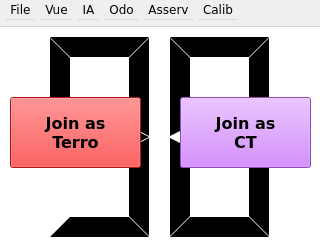
Old version of the form mainwindow.ui in the repository 7Robot/minigui.
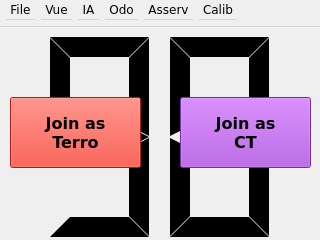
New version of the form. Icons and pictures are not drawn.

Commit message: Couleur, python, son.

```diff
--- a/mainwindow.ui
+++ b/mainwindow.ui
@@ -112,43 +112,6 @@
       <height>213</height>
      </rect>
     </property>
-    <property name="palette">
-     <palette>
-      <active>
-       <colorrole role="Window">
-        <brush brushstyle="SolidPattern">
-         <color alpha="255">
-          <red>255</red>
-          <green>255</green>
-          <blue>255</blue>
-         </color>
-        </brush>
-       </colorrole>
-      </active>
-      <inactive>
-       <colorrole role="Window">
-        <brush brushstyle="SolidPattern">
-         <color alpha="255">
-          <red>255</red>
-          <green>255</green>
-          <blue>255</blue>
-         </color>
-        </brush>
-       </colorrole>
-      </inactive>
-      <disabled>
-       <colorrole role="Window">
-        <brush brushstyle="SolidPattern">
-         <color alpha="255">
-          <red>255</red>
-          <green>255</green>
-          <blue>255</blue>
-         </color>
-        </brush>
-       </colorrole>
-      </disabled>
-     </palette>
-    </property>
     <property name="autoFillBackground">
      <bool>true</bool>
     </property>
@@ -204,9 +167,9 @@
         <colorrole role="Button">
          <brush brushstyle="SolidPattern">
           <color alpha="255">
-           <red>243</red>
-           <green>32</green>
-           <blue>32</blue>
+           <red>235</red>
+           <green>43</green>
+           <blue>29</blue>
           </color>
          </brush>
         </colorrole>
@@ -214,35 +177,35 @@
          <brush brushstyle="SolidPattern">
           <color alpha="255">
            <red>255</red>
-           <green>143</green>
-           <blue>143</blue>
+           <green>138</green>
+           <blue>129</blue>
           </color>
          </brush>
         </colorrole>
         <colorrole role="Midlight">
          <brush brushstyle="SolidPattern">
           <color alpha="255">
-           <red>249</red>
-           <green>87</green>
-           <blue>87</blue>
+           <red>245</red>
+           <green>90</green>
+           <blue>79</blue>
           </color>
          </brush>
         </colorrole>
         <colorrole role="Dark">
          <brush brushstyle="SolidPattern">
           <color alpha="255">
-           <red>121</red>
-           <green>16</green>
-           <blue>16</blue>
-          </color>
-         </brush>
-        </colorrole>
-        <colorrole role="Mid">
-         <brush brushstyle="SolidPattern">
-          <color alpha="255">
-           <red>162</red>
+           <red>117</red>
            <green>21</green>
-           <blue>21</blue>
+           <blue>14</blue>
+          </color>
+         </brush>
+        </colorrole>
+        <colorrole role="Mid">
+         <brush brushstyle="SolidPattern">
+          <color alpha="255">
+           <red>157</red>
+           <green>28</green>
+           <blue>19</blue>
           </color>
          </brush>
         </colorrole>
@@ -285,9 +248,9 @@
         <colorrole role="Window">
          <brush brushstyle="SolidPattern">
           <color alpha="255">
-           <red>243</red>
-           <green>32</green>
-           <blue>32</blue>
+           <red>235</red>
+           <green>43</green>
+           <blue>29</blue>
           </color>
          </brush>
         </colorrole>
@@ -303,9 +266,9 @@
         <colorrole role="AlternateBase">
          <brush brushstyle="SolidPattern">
           <color alpha="255">
-           <red>249</red>
-           <green>143</green>
-           <blue>143</blue>
+           <red>245</red>
+           <green>149</green>
+           <blue>142</blue>
           </color>
          </brush>
         </colorrole>
@@ -341,9 +304,9 @@
         <colorrole role="Button">
          <brush brushstyle="SolidPattern">
           <color alpha="255">
-           <red>243</red>
-           <green>32</green>
-           <blue>32</blue>
+           <red>235</red>
+           <green>43</green>
+           <blue>29</blue>
           </color>
          </brush>
         </colorrole>
@@ -351,35 +314,35 @@
          <brush brushstyle="SolidPattern">
           <color alpha="255">
            <red>255</red>
-           <green>143</green>
-           <blue>143</blue>
+           <green>138</green>
+           <blue>129</blue>
           </color>
          </brush>
         </colorrole>
         <colorrole role="Midlight">
          <brush brushstyle="SolidPattern">
           <color alpha="255">
-           <red>249</red>
-           <green>87</green>
-           <blue>87</blue>
+           <red>245</red>
+           <green>90</green>
+           <blue>79</blue>
           </color>
          </brush>
         </colorrole>
         <colorrole role="Dark">
          <brush brushstyle="SolidPattern">
           <color alpha="255">
-           <red>121</red>
-           <green>16</green>
-           <blue>16</blue>
-          </color>
-         </brush>
-        </colorrole>
-        <colorrole role="Mid">
-         <brush brushstyle="SolidPattern">
-          <color alpha="255">
-           <red>162</red>
+           <red>117</red>
            <green>21</green>
-           <blue>21</blue>
+           <blue>14</blue>
+          </color>
+         </brush>
+        </colorrole>
+        <colorrole role="Mid">
+         <brush brushstyle="SolidPattern">
+          <color alpha="255">
+           <red>157</red>
+           <green>28</green>
+           <blue>19</blue>
           </color>
          </brush>
         </colorrole>
@@ -422,9 +385,9 @@
         <colorrole role="Window">
          <brush brushstyle="SolidPattern">
           <color alpha="255">
-           <red>243</red>
-           <green>32</green>
-           <blue>32</blue>
+           <red>235</red>
+           <green>43</green>
+           <blue>29</blue>
           </color>
          </brush>
         </colorrole>
@@ -440,9 +403,9 @@
         <colorrole role="AlternateBase">
          <brush brushstyle="SolidPattern">
           <color alpha="255">
-           <red>249</red>
-           <green>143</green>
-           <blue>143</blue>
+           <red>245</red>
+           <green>149</green>
+           <blue>142</blue>
           </color>
          </brush>
         </colorrole>
@@ -469,18 +432,18 @@
         <colorrole role="WindowText">
          <brush brushstyle="SolidPattern">
           <color alpha="255">
-           <red>121</red>
-           <green>16</green>
-           <blue>16</blue>
+           <red>117</red>
+           <green>21</green>
+           <blue>14</blue>
           </color>
          </brush>
         </colorrole>
         <colorrole role="Button">
          <brush brushstyle="SolidPattern">
           <color alpha="255">
-           <red>243</red>
-           <green>32</green>
-           <blue>32</blue>
+           <red>235</red>
+           <green>43</green>
+           <blue>29</blue>
           </color>
          </brush>
         </colorrole>
@@ -488,44 +451,44 @@
          <brush brushstyle="SolidPattern">
           <color alpha="255">
            <red>255</red>
-           <green>143</green>
-           <blue>143</blue>
+           <green>138</green>
+           <blue>129</blue>
           </color>
          </brush>
         </colorrole>
         <colorrole role="Midlight">
          <brush brushstyle="SolidPattern">
           <color alpha="255">
-           <red>249</red>
-           <green>87</green>
-           <blue>87</blue>
+           <red>245</red>
+           <green>90</green>
+           <blue>79</blue>
           </color>
          </brush>
         </colorrole>
         <colorrole role="Dark">
          <brush brushstyle="SolidPattern">
           <color alpha="255">
-           <red>121</red>
-           <green>16</green>
-           <blue>16</blue>
+           <red>117</red>
+           <green>21</green>
+           <blue>14</blue>
           </color>
          </brush>
         </colorrole>
         <colorrole role="Mid">
          <brush brushstyle="SolidPattern">
           <color alpha="255">
-           <red>162</red>
-           <green>21</green>
-           <blue>21</blue>
+           <red>157</red>
+           <green>28</green>
+           <blue>19</blue>
           </color>
          </brush>
         </colorrole>
         <colorrole role="Text">
          <brush brushstyle="SolidPattern">
           <color alpha="255">
-           <red>121</red>
-           <green>16</green>
-           <blue>16</blue>
+           <red>117</red>
+           <green>21</green>
+           <blue>14</blue>
           </color>
          </brush>
         </colorrole>
@@ -541,27 +504,27 @@
         <colorrole role="ButtonText">
          <brush brushstyle="SolidPattern">
           <color alpha="255">
-           <red>121</red>
-           <green>16</green>
-           <blue>16</blue>
+           <red>117</red>
+           <green>21</green>
+           <blue>14</blue>
           </color>
          </brush>
         </colorrole>
         <colorrole role="Base">
          <brush brushstyle="SolidPattern">
           <color alpha="255">
-           <red>243</red>
-           <green>32</green>
-           <blue>32</blue>
+           <red>235</red>
+           <green>43</green>
+           <blue>29</blue>
           </color>
          </brush>
         </colorrole>
         <colorrole role="Window">
          <brush brushstyle="SolidPattern">
           <color alpha="255">
-           <red>243</red>
-           <green>32</green>
-           <blue>32</blue>
+           <red>235</red>
+           <green>43</green>
+           <blue>29</blue>
           </color>
          </brush>
         </colorrole>
@@ -577,9 +540,9 @@
         <colorrole role="AlternateBase">
          <brush brushstyle="SolidPattern">
           <color alpha="255">
-           <red>243</red>
-           <green>32</green>
-           <blue>32</blue>
+           <red>235</red>
+           <green>43</green>
+           <blue>29</blue>
           </color>
          </brush>
         </colorrole>
@@ -640,17 +603,17 @@
         <colorrole role="Button">
          <brush brushstyle="SolidPattern">
           <color alpha="255">
-           <red>200</red>
-           <green>105</green>
-           <blue>255</blue>
+           <red>164</red>
+           <green>66</green>
+           <blue>213</blue>
           </color>
          </brush>
         </colorrole>
         <colorrole role="Light">
          <brush brushstyle="SolidPattern">
           <color alpha="255">
-           <red>247</red>
-           <green>233</green>
+           <red>218</red>
+           <green>144</green>
            <blue>255</blue>
           </color>
          </brush>
@@ -658,27 +621,27 @@
         <colorrole role="Midlight">
          <brush brushstyle="SolidPattern">
           <color alpha="255">
-           <red>223</red>
-           <green>169</green>
-           <blue>255</blue>
+           <red>191</red>
+           <green>105</green>
+           <blue>234</blue>
           </color>
          </brush>
         </colorrole>
         <colorrole role="Dark">
          <brush brushstyle="SolidPattern">
           <color alpha="255">
-           <red>100</red>
-           <green>52</green>
-           <blue>127</blue>
+           <red>82</red>
+           <green>33</green>
+           <blue>106</blue>
           </color>
          </brush>
         </colorrole>
         <colorrole role="Mid">
          <brush brushstyle="SolidPattern">
           <color alpha="255">
-           <red>133</red>
-           <green>70</green>
-           <blue>170</blue>
+           <red>109</red>
+           <green>44</green>
+           <blue>142</blue>
           </color>
          </brush>
         </colorrole>
@@ -721,9 +684,9 @@
         <colorrole role="Window">
          <brush brushstyle="SolidPattern">
           <color alpha="255">
-           <red>200</red>
-           <green>105</green>
-           <blue>255</blue>
+           <red>164</red>
+           <green>66</green>
+           <blue>213</blue>
           </color>
          </brush>
         </colorrole>
@@ -739,9 +702,9 @@
         <colorrole role="AlternateBase">
          <brush brushstyle="SolidPattern">
           <color alpha="255">
-           <red>227</red>
-           <green>180</green>
-           <blue>255</blue>
+           <red>209</red>
+           <green>160</green>
+           <blue>234</blue>
           </color>
          </brush>
         </colorrole>
@@ -777,17 +740,17 @@
         <colorrole role="Button">
          <brush brushstyle="SolidPattern">
           <color alpha="255">
-           <red>200</red>
-           <green>105</green>
-           <blue>255</blue>
+           <red>164</red>
+           <green>66</green>
+           <blue>213</blue>
           </color>
          </brush>
         </colorrole>
         <colorrole role="Light">
          <brush brushstyle="SolidPattern">
           <color alpha="255">
-           <red>247</red>
-           <green>233</green>
+           <red>218</red>
+           <green>144</green>
            <blue>255</blue>
           </color>
          </brush>
@@ -795,27 +758,27 @@
         <colorrole role="Midlight">
          <brush brushstyle="SolidPattern">
           <color alpha="255">
-           <red>223</red>
-           <green>169</green>
-           <blue>255</blue>
+           <red>191</red>
+           <green>105</green>
+           <blue>234</blue>
           </color>
          </brush>
         </colorrole>
         <colorrole role="Dark">
          <brush brushstyle="SolidPattern">
           <color alpha="255">
-           <red>100</red>
-           <green>52</green>
-           <blue>127</blue>
+           <red>82</red>
+           <green>33</green>
+           <blue>106</blue>
           </color>
          </brush>
         </colorrole>
         <colorrole role="Mid">
          <brush brushstyle="SolidPattern">
           <color alpha="255">
-           <red>133</red>
-           <green>70</green>
-           <blue>170</blue>
+           <red>109</red>
+           <green>44</green>
+           <blue>142</blue>
           </color>
          </brush>
         </colorrole>
@@ -858,9 +821,9 @@
         <colorrole role="Window">
          <brush brushstyle="SolidPattern">
           <color alpha="255">
-           <red>200</red>
-           <green>105</green>
-           <blue>255</blue>
+           <red>164</red>
+           <green>66</green>
+           <blue>213</blue>
           </color>
          </brush>
         </colorrole>
@@ -876,9 +839,9 @@
         <colorrole role="AlternateBase">
          <brush brushstyle="SolidPattern">
           <color alpha="255">
-           <red>227</red>
-           <green>180</green>
-           <blue>255</blue>
+           <red>209</red>
+           <green>160</green>
+           <blue>234</blue>
           </color>
          </brush>
         </colorrole>
@@ -905,26 +868,26 @@
         <colorrole role="WindowText">
          <brush brushstyle="SolidPattern">
           <color alpha="255">
-           <red>100</red>
-           <green>52</green>
-           <blue>127</blue>
+           <red>82</red>
+           <green>33</green>
+           <blue>106</blue>
           </color>
          </brush>
         </colorrole>
         <colorrole role="Button">
          <brush brushstyle="SolidPattern">
           <color alpha="255">
-           <red>200</red>
-           <green>105</green>
-           <blue>255</blue>
+           <red>164</red>
+           <green>66</green>
+           <blue>213</blue>
           </color>
          </brush>
         </colorrole>
         <colorrole role="Light">
          <brush brushstyle="SolidPattern">
           <color alpha="255">
-           <red>247</red>
-           <green>233</green>
+           <red>218</red>
+           <green>144</green>
            <blue>255</blue>
           </color>
          </brush>
@@ -932,36 +895,36 @@
         <colorrole role="Midlight">
          <brush brushstyle="SolidPattern">
           <color alpha="255">
-           <red>223</red>
-           <green>169</green>
-           <blue>255</blue>
+           <red>191</red>
+           <green>105</green>
+           <blue>234</blue>
           </color>
          </brush>
         </colorrole>
         <colorrole role="Dark">
          <brush brushstyle="SolidPattern">
           <color alpha="255">
-           <red>100</red>
-           <green>52</green>
-           <blue>127</blue>
+           <red>82</red>
+           <green>33</green>
+           <blue>106</blue>
           </color>
          </brush>
         </colorrole>
         <colorrole role="Mid">
          <brush brushstyle="SolidPattern">
           <color alpha="255">
-           <red>133</red>
-           <green>70</green>
-           <blue>170</blue>
+           <red>109</red>
+           <green>44</green>
+           <blue>142</blue>
           </color>
          </brush>
         </colorrole>
         <colorrole role="Text">
          <brush brushstyle="SolidPattern">
           <color alpha="255">
-           <red>100</red>
-           <green>52</green>
-           <blue>127</blue>
+           <red>82</red>
+           <green>33</green>
+           <blue>106</blue>
           </color>
          </brush>
         </colorrole>
@@ -977,27 +940,27 @@
         <colorrole role="ButtonText">
          <brush brushstyle="SolidPattern">
           <color alpha="255">
-           <red>100</red>
-           <green>52</green>
-           <blue>127</blue>
+           <red>82</red>
+           <green>33</green>
+           <blue>106</blue>
           </color>
          </brush>
         </colorrole>
         <colorrole role="Base">
          <brush brushstyle="SolidPattern">
           <color alpha="255">
-           <red>200</red>
-           <green>105</green>
-           <blue>255</blue>
+           <red>164</red>
+           <green>66</green>
+           <blue>213</blue>
           </color>
          </brush>
         </colorrole>
         <colorrole role="Window">
          <brush brushstyle="SolidPattern">
           <color alpha="255">
-           <red>200</red>
-           <green>105</green>
-           <blue>255</blue>
+           <red>164</red>
+           <green>66</green>
+           <blue>213</blue>
           </color>
          </brush>
         </colorrole>
@@ -1013,9 +976,9 @@
         <colorrole role="AlternateBase">
          <brush brushstyle="SolidPattern">
           <color alpha="255">
-           <red>200</red>
-           <green>105</green>
-           <blue>255</blue>
+           <red>164</red>
+           <green>66</green>
+           <blue>213</blue>
           </color>
          </brush>
         </colorrole>
@@ -1217,7 +1180,7 @@
   </action>
   <action name="actionRecalage">
    <property name="text">
-    <string>Recalage</string>
+    <string>Recalage Red</string>
    </property>
   </action>
   <action name="actionDistPos">
```
The commit also changes 1 other file.
